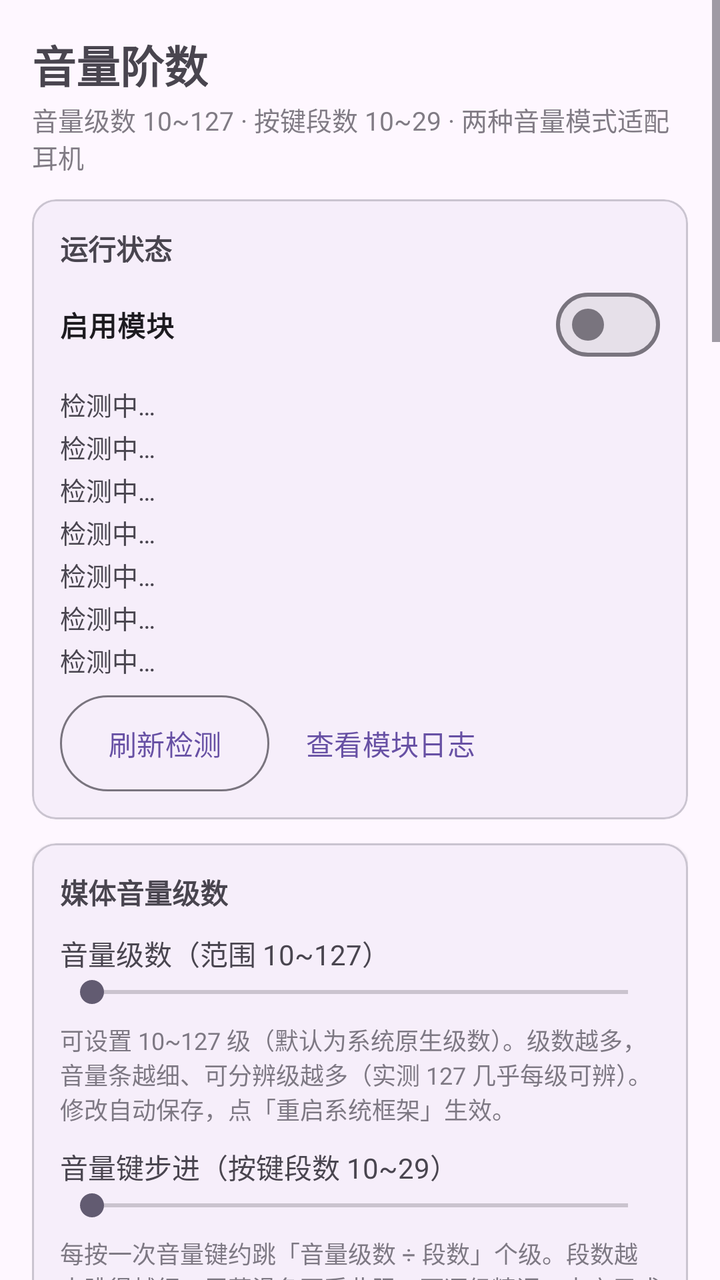
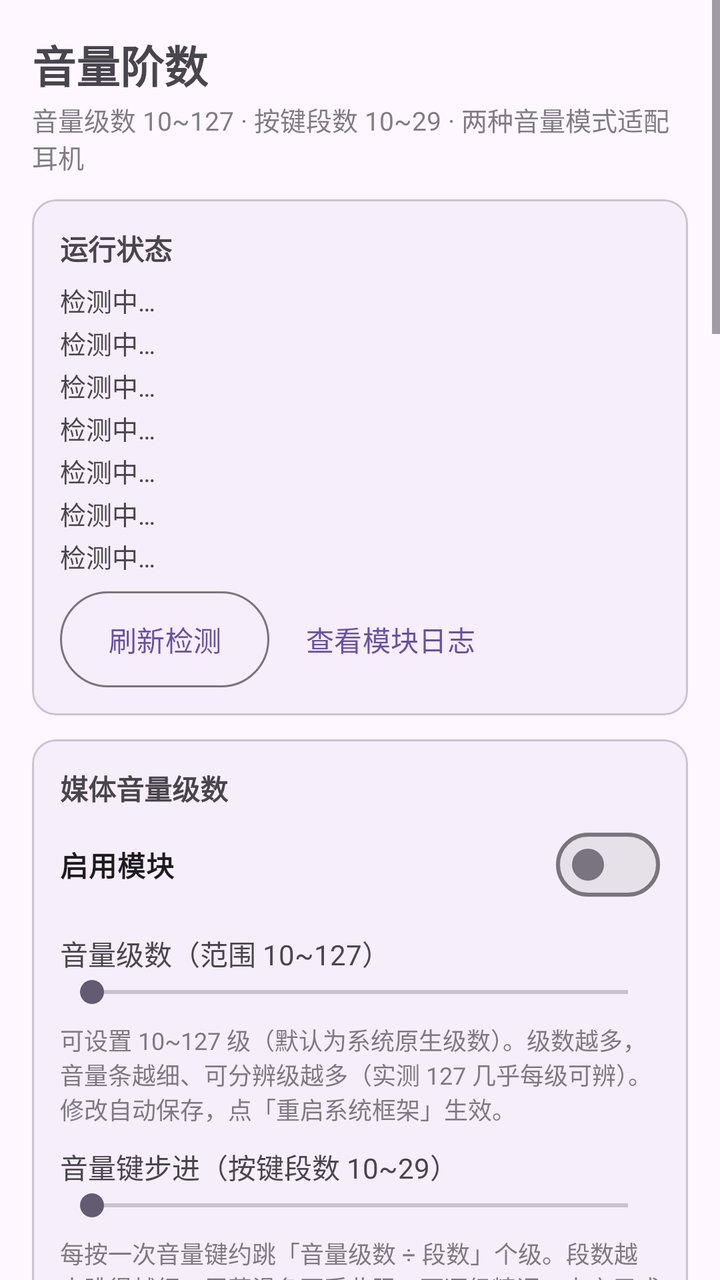

Screens rendered from an Android XML layout before and after an edit, with the pre-edit source and the edit as a unified diff.
<!-- AndroidManifest.xml: application theme Theme.VolumeControl -->
<!-- res/layout/activity_main.xml -->
<?xml version="1.0" encoding="utf-8"?>
<ScrollView xmlns:android="http://schemas.android.com/apk/res/android"
    xmlns:app="http://schemas.android.com/apk/res-auto"
    android:layout_width="match_parent"
    android:layout_height="match_parent"
    android:fitsSystemWindows="true"
    android:fillViewport="true">

    <LinearLayout
        android:layout_width="match_parent"
        android:layout_height="wrap_content"
        android:orientation="vertical"
        android:padding="16dp">

        <TextView
            android:layout_width="wrap_content"
            android:layout_height="wrap_content"
            android:text="@string/app_name"
            android:textSize="22sp"
            android:textStyle="bold" />

        <TextView
            android:layout_width="wrap_content"
            android:layout_height="wrap_content"
            android:layout_marginTop="2dp"
            android:alpha="0.7"
            android:text="@string/app_subtitle"
            android:textSize="13sp" />

        
        <com.google.android.material.card.MaterialCardView
            android:layout_width="match_parent"
            android:layout_height="wrap_content"
            android:layout_marginTop="12dp"
            app:cardCornerRadius="12dp"
            app:cardElevation="1dp">

            <LinearLayout
                android:layout_width="match_parent"
                android:layout_height="wrap_content"
                android:orientation="vertical"
                android:padding="14dp">

                <TextView
                    android:layout_width="wrap_content"
                    android:layout_height="wrap_content"
                    android:text="@string/sec_status"
                    android:textStyle="bold" />

                <com.google.android.material.materialswitch.MaterialSwitch
                    android:id="@+id/switchEnable"
                    android:layout_width="match_parent"
                    android:layout_height="wrap_content"
                    android:layout_marginTop="4dp"
                    android:text="@string/label_enable"
                    android:textStyle="bold" />

                <TextView
                    android:id="@+id/tvStatusRoot"
                    android:layout_width="match_parent"
                    android:layout_height="wrap_content"
                    android:layout_marginTop="6dp"
                    android:text="@string/status_detecting"
                    android:textSize="13sp" />

                <TextView
                    android:id="@+id/tvStatusLsposed"
                    android:layout_width="match_parent"
                    android:layout_height="wrap_content"
                    android:layout_marginTop="2dp"
                    android:text="@string/status_detecting"
                    android:textSize="13sp" />

                <TextView
                    android:id="@+id/tvStatusVolume"
                    android:layout_width="match_parent"
                    android:layout_height="wrap_content"
                    android:layout_marginTop="2dp"
                    android:text="@string/status_detecting"
                    android:textSize="13sp" />

                <TextView
                    android:id="@+id/tvStatusModule"
                    android:layout_width="match_parent"
                    android:layout_height="wrap_content"
                    android:layout_marginTop="2dp"
                    android:text="@string/status_detecting"
                    android:textSize="13sp" />

                <TextView
                    android:id="@+id/tvStatusBt"
                    android:layout_width="match_parent"
                    android:layout_height="wrap_content"
                    android:layout_marginTop="2dp"
                    android:text="@string/status_detecting"
                    android:textSize="13sp" />

                <TextView
                    android:id="@+id/tvStatusConfig"
                    android:layout_width="match_parent"
                    android:layout_height="wrap_content"
                    android:layout_marginTop="2dp"
                    android:text="@string/status_detecting"
                    android:textSize="13sp" />

                <TextView
                    android:id="@+id/tvStatusAv"
                    android:layout_width="match_parent"
                    android:layout_height="wrap_content"
                    android:layout_marginTop="2dp"
                    android:text="@string/status_detecting"
                    android:textSize="13sp" />

                <LinearLayout
                    android:layout_width="match_parent"
                    android:layout_height="wrap_content"
                    android:layout_marginTop="8dp"
                    android:orientation="horizontal">

                    <com.google.android.material.button.MaterialButton
                        android:id="@+id/btnRefresh"
                        style="@style/Widget.Material3.Button.OutlinedButton"
                        android:layout_width="wrap_content"
                        android:layout_height="wrap_content"
                        android:insetTop="0dp"
                        android:insetBottom="0dp"
                        android:text="@string/btn_refresh" />

                    <com.google.android.material.button.MaterialButton
                        android:id="@+id/btnLogs"
                        style="@style/Widget.Material3.Button.TextButton"
                        android:layout_width="wrap_content"
                        android:layout_height="wrap_content"
                        android:layout_marginStart="6dp"
                        android:insetTop="0dp"
                        android:insetBottom="0dp"
                        android:text="@string/btn_logs" />
                </LinearLayout>
            </LinearLayout>
        </com.google.android.material.card.MaterialCardView>

        
        <com.google.android.material.card.MaterialCardView
            android:layout_width="match_parent"
            android:layout_height="wrap_content"
            android:layout_marginTop="12dp"
            app:cardCornerRadius="12dp"
            app:cardElevation="1dp">

            <LinearLayout
                android:layout_width="match_parent"
                android:layout_height="wrap_content"
                android:orientation="vertical"
                android:padding="14dp">

                <TextView
                    android:layout_width="wrap_content"
                    android:layout_height="wrap_content"
                    android:text="@string/sec_media"
                    android:textStyle="bold" />

                <TextView
                    android:id="@+id/tvMediaSteps"
                    android:layout_width="match_parent"
                    android:layout_height="wrap_content"
                    android:layout_marginTop="10dp"
                    android:textSize="14sp"
                    android:text="@string/label_media_steps_default" />

                <SeekBar
                    android:id="@+id/seekMediaSteps"
                    android:layout_width="match_parent"
                    android:layout_height="wrap_content"
                    android:max="117" />

                <TextView
                    android:layout_width="match_parent"
                    android:layout_height="wrap_content"
                    android:layout_marginTop="6dp"
                    android:alpha="0.7"
                    android:text="@string/media_hint"
                    android:textSize="12sp" />

                <TextView
                    android:id="@+id/tvKeySteps"
                    android:layout_width="match_parent"
                    android:layout_height="wrap_content"
                    android:layout_marginTop="10dp"
                    android:textSize="14sp"
                    android:text="@string/label_key_steps_default" />

                <SeekBar
                    android:id="@+id/seekKeySteps"
                    android:layout_width="match_parent"
                    android:layout_height="wrap_content"
                    android:max="19" />

                <TextView
                    android:layout_width="match_parent"
                    android:layout_height="wrap_content"
                    android:layout_marginTop="6dp"
                    android:alpha="0.7"
                    android:text="@string/key_steps_hint"
                    android:textSize="12sp" />
            </LinearLayout>
        </com.google.android.material.card.MaterialCardView>

        
        <com.google.android.material.card.MaterialCardView
            android:layout_width="match_parent"
            android:layout_height="wrap_content"
            android:layout_marginTop="12dp"
            app:cardCornerRadius="12dp"
            app:cardElevation="1dp">

            <LinearLayout
                android:layout_width="match_parent"
                android:layout_height="wrap_content"
                android:orientation="vertical"
                android:padding="14dp">

                <TextView
                    android:layout_width="wrap_content"
                    android:layout_height="wrap_content"
                    android:text="@string/sec_bt_range"
                    android:textStyle="bold" />

                
                <com.google.android.material.chip.ChipGroup
                    android:id="@+id/chipGroupRange"
                    android:layout_width="match_parent"
                    android:layout_height="wrap_content"
                    android:layout_marginTop="10dp"
                    app:selectionRequired="true"
                    app:singleSelection="true">

                    <com.google.android.material.chip.Chip
                        android:id="@+id/chipModeA"
                        style="@style/Widget.Material3.Chip.Filter"
                        android:layout_width="wrap_content"
                        android:layout_height="wrap_content"
                        android:text="@string/tab_mode_a" />

                    <com.google.android.material.chip.Chip
                        android:id="@+id/chipModeB"
                        style="@style/Widget.Material3.Chip.Filter"
                        android:layout_width="wrap_content"
                        android:layout_height="wrap_content"
                        android:text="@string/tab_mode_b" />

                    <com.google.android.material.chip.Chip
                        android:id="@+id/chipWired"
                        style="@style/Widget.Material3.Chip.Filter"
                        android:layout_width="wrap_content"
                        android:layout_height="wrap_content"
                        android:text="@string/target_wired" />
                </com.google.android.material.chip.ChipGroup>

                
                <LinearLayout
                    android:id="@+id/groupRangeEditor"
                    android:layout_width="match_parent"
                    android:layout_height="wrap_content"
                    android:orientation="vertical">

                    <TextView
                        android:id="@+id/tvSummary"
                        android:layout_width="match_parent"
                        android:layout_height="wrap_content"
                        android:layout_marginTop="10dp"
                        android:textSize="13sp" />

                    <TextView
                        android:layout_width="wrap_content"
                        android:layout_height="wrap_content"
                        android:layout_marginTop="10dp"
                        android:text="@string/sec_curve"
                        android:textStyle="bold" />

                    <RadioGroup
                        android:id="@+id/radioCurveType"
                        android:layout_width="match_parent"
                        android:layout_height="wrap_content"
                        android:layout_marginTop="4dp"
                        android:orientation="vertical">

                        <RadioButton
                            android:id="@+id/radioCurveLog"
                            android:layout_width="match_parent"
                            android:layout_height="wrap_content"
                            android:minHeight="36dp"
                            android:text="@string/curve_log" />

                        <RadioButton
                            android:id="@+id/radioCurveLinear"
                            android:layout_width="match_parent"
                            android:layout_height="wrap_content"
                            android:minHeight="36dp"
                            android:text="@string/curve_linear" />

                        <RadioButton
                            android:id="@+id/radioCurveSqrt"
                            android:layout_width="match_parent"
                            android:layout_height="wrap_content"
                            android:minHeight="36dp"
                            android:text="@string/curve_sqrt" />
                    </RadioGroup>

                    <TextView
                        android:layout_width="match_parent"
                        android:layout_height="wrap_content"
                        android:layout_marginTop="2dp"
                        android:alpha="0.7"
                        android:text="@string/curve_hint"
                        android:textSize="12sp" />

                    <TextView
                        android:id="@+id/tvMinAbs"
                        android:layout_width="match_parent"
                        android:layout_height="wrap_content"
                        android:layout_marginTop="6dp"
                        android:textSize="14sp" />

                    <SeekBar
                        android:id="@+id/seekMinAbs"
                        android:layout_width="match_parent"
                        android:layout_height="wrap_content"
                        android:max="127" />

                    <TextView
                        android:id="@+id/tvMaxAbs"
                        android:layout_width="match_parent"
                        android:layout_height="wrap_content"
                        android:textSize="14sp" />

                    <SeekBar
                        android:id="@+id/seekMaxAbs"
                        android:layout_width="match_parent"
                        android:layout_height="wrap_content"
                        android:max="127" />

                    <TextView
                        android:id="@+id/tvRangeHint"
                        android:layout_width="match_parent"
                        android:layout_height="wrap_content"
                        android:alpha="0.7"
                        android:text="@string/range_hint"
                        android:textSize="12sp" />

                    <com.xiefeihong.volumecontrol.CurveChartView
                        android:id="@+id/curveChart"
                        android:layout_width="match_parent"
                        android:layout_height="180dp"
                        android:layout_marginTop="8dp" />

                    <TextView
                        android:id="@+id/tvRangeMapping"
                        android:layout_width="match_parent"
                        android:layout_height="wrap_content"
                        android:layout_marginTop="10dp"
                        android:fontFamily="monospace"
                        android:textSize="11sp" />
                </LinearLayout>
            </LinearLayout>
        </com.google.android.material.card.MaterialCardView>

        
        <com.google.android.material.card.MaterialCardView
            android:layout_width="match_parent"
            android:layout_height="wrap_content"
            android:layout_marginTop="12dp"
            app:cardCornerRadius="12dp"
            app:cardElevation="1dp">

            <LinearLayout
                android:layout_width="match_parent"
                android:layout_height="wrap_content"
                android:orientation="vertical"
                android:padding="14dp">

                <TextView
                    android:layout_width="wrap_content"
                    android:layout_height="wrap_content"
                    android:text="@string/sec_actions"
                    android:textStyle="bold" />

                <TextView
                    android:id="@+id/tvPending"
                    android:layout_width="match_parent"
                    android:layout_height="wrap_content"
                    android:layout_marginTop="6dp"
                    android:textSize="13sp" />

                <com.google.android.material.button.MaterialButton
                    android:id="@+id/btnRestartBt"
                    style="@style/Widget.Material3.Button.OutlinedButton"
                    android:layout_width="match_parent"
                    android:layout_height="wrap_content"
                    android:layout_marginTop="8dp"
                    android:text="@string/btn_restart_bt" />

                <com.google.android.material.button.MaterialButton
                    android:id="@+id/btnApplyRestart"
                    android:layout_width="match_parent"
                    android:layout_height="wrap_content"
                    android:layout_marginTop="6dp"
                    android:text="@string/btn_apply_restart" />

                <com.google.android.material.button.MaterialButton
                    android:id="@+id/btnReset"
                    style="@style/Widget.Material3.Button.OutlinedButton"
                    android:layout_width="match_parent"
                    android:layout_height="wrap_content"
                    android:layout_marginTop="6dp"
                    android:text="@string/btn_reset" />

                <TextView
                    android:layout_width="match_parent"
                    android:layout_height="wrap_content"
                    android:layout_marginTop="10dp"
                    android:alpha="0.7"
                    android:text="@string/ops_hint"
                    android:textSize="12sp" />
            </LinearLayout>
        </com.google.android.material.card.MaterialCardView>

        
        <com.google.android.material.card.MaterialCardView
            android:layout_width="match_parent"
            android:layout_height="wrap_content"
            android:layout_marginTop="12dp"
            android:layout_marginBottom="16dp"
            app:cardCornerRadius="12dp"
            app:cardElevation="1dp">

            <LinearLayout
                android:layout_width="match_parent"
                android:layout_height="wrap_content"
                android:orientation="vertical"
                android:padding="14dp">

                <TextView
                    android:layout_width="wrap_content"
                    android:layout_height="wrap_content"
                    android:text="@string/sec_guide"
                    android:textStyle="bold" />

                <TextView
                    android:layout_width="match_parent"
                    android:layout_height="wrap_content"
                    android:layout_marginTop="6dp"
                    android:lineSpacingExtra="3dp"
                    android:text="@string/guide_text"
                    android:textSize="13sp" />
            </LinearLayout>
        </com.google.android.material.card.MaterialCardView>
    </LinearLayout>
</ScrollView>
<!-- resources referenced by this layout -->
<resources>
  <string name="app_name">音量阶数</string>
  <string name="app_subtitle">音量级数 10~127 · 按键段数 10~29 · 两种音量模式适配耳机</string>
  <string name="btn_apply_restart">重启系统框架（音量级数修改后）</string>
  <string name="btn_logs">查看模块日志</string>
  <string name="btn_refresh">刷新检测</string>
  <string name="btn_reset">恢复系统默认（关闭模块）</string>
  <string name="btn_restart_bt">重启蓝牙 (模式/音量范围调整后)</string>
  <string name="curve_hint" formatted="false">选择档位到音量范围的映射分布；三者第 1 档=最小音量、最高档=最大音量。模式A/B 与耳机模式的曲线各自独立保存。</string>
  <string name="curve_linear">线性区间（每档等量）</string>
  <string name="curve_log">对数区间（等比倍增，默认）</string>
  <string name="curve_sqrt">平方根区间（低音量增强）</string>
  <string name="guide_text" formatted="false">1. 在 LSPosed 中启用本模块，然后重启系统框架（本页按钮即可）。\n
  2. 媒体音量级数：可设置 10~127 级（HyperOS 原生默认 15），级数即音量条的可分辨精度，只影响媒体流（音乐/视频）；修改级数后点「重启系统框架」，期间黑屏属正常现象。音量键步进（10~29 段）控制每按一次音量键跳过的级数（约＝级数÷段数），只影响按键、不影响屏幕拖动。\n
  3. 模式A（默认，保持绝对音量）：蓝牙耳机保持绝对音量控制，手机系统音量线性不变。档位经可选曲线（线性/对数/平方根）映射为 AVRCP 音量（0~127）：第 1 档=最小音量、最高档=最大音量；最小音量设为 0 时，第 1 档自动取最大音量约 15% 作为可闻下限（自适应耳机量程）。\n
  4. 模式B（低音量问题首选）：停用蓝牙绝对音量，由手机端软件衰减音频信号，耳机固定自身硬件音量；音量范围仅对蓝牙生效。\n
  5. 音量范围：蓝牙模式A/B 各自独立保存；插入有线耳机或使用外放时自动走「耳机模式」的独立范围（最小/最大/曲线），与蓝牙模式无关。\n
  6. 生效方式：修改自动保存。切换模式或调整音量范围后需点「重启蓝牙」生效；仅音量级数修改后需点「重启系统框架」（音量键步进即时生效）。\n
  7. 恢复默认：点「恢复系统默认」并重启生效；或在 LSPosed 中停用模块后重启手机。\n
  8. 排查：状态区查看「系统配置键」与媒体档位是否生效；点「查看模块日志」查看模块自写日志。</string>
  <string name="key_steps_hint">每按一次音量键约跳「音量级数 ÷ 段数」个级。段数越大跳得越细；屏幕滑条不受此限，可逐级精调。未启用或恢复默认时，步进段数默认等于手机默认音量级数。</string>
  <string name="label_enable">启用模块</string>
  <string name="label_key_steps_default">音量键步进（按键段数 10~29）</string>
  <string name="label_media_steps_default">音量级数（范围 10~127）</string>
  <string name="media_hint">可设置 10~127 级（默认为系统原生级数）。级数越多，音量条越细、可分辨级越多（实测 127 几乎每级可辨）。修改自动保存，点「重启系统框架」生效。</string>
  <string name="ops_hint">修改后自动保存。切换模式或调整音量范围后需点「重启蓝牙」；仅音量级数修改后需点「重启系统框架」（音量键步进即时生效）。</string>
  <string name="range_hint" formatted="false">蓝牙与有线耳机在本卡片顶部的选项卡间切换，各自保存独立的范围/曲线。蓝牙下模式A/B 又分别保存：模式A 为 AVRCP 映射，模式B 为手机端软件曲线衰减（均仅蓝牙）。插入有线耳机或使用外放时自动走「有线耳机」范围。</string>
  <string name="sec_actions">操作</string>
  <string name="sec_bt_range">音量范围</string>
  <string name="sec_curve">映射曲线</string>
  <string name="sec_guide">使用说明</string>
  <string name="sec_media">媒体音量级数</string>
  <string name="sec_status">运行状态</string>
  <string name="status_detecting">检测中…</string>
  <string name="tab_mode_a">蓝牙A</string>
  <string name="tab_mode_b">蓝牙B</string>
  <string name="target_wired">有线耳机</string>
  <style name="Theme.VolumeControl" parent="Theme.Material3.DayNight.NoActionBar" />
</resources>

<!-- the commit's change to res/layout/activity_main.xml (unified diff, before → after) -->
@@ -47,14 +47,6 @@
                     android:text="@string/sec_status"
                     android:textStyle="bold" />
 
-                <com.google.android.material.materialswitch.MaterialSwitch
-                    android:id="@+id/switchEnable"
-                    android:layout_width="match_parent"
-                    android:layout_height="wrap_content"
-                    android:layout_marginTop="4dp"
-                    android:text="@string/label_enable"
-                    android:textStyle="bold" />
-
                 <TextView
                     android:id="@+id/tvStatusRoot"
                     android:layout_width="match_parent"
@@ -159,6 +151,14 @@
                     android:text="@string/sec_media"
                     android:textStyle="bold" />
 
+                <com.google.android.material.materialswitch.MaterialSwitch
+                    android:id="@+id/switchEnable"
+                    android:layout_width="match_parent"
+                    android:layout_height="wrap_content"
+                    android:layout_marginTop="4dp"
+                    android:text="@string/label_enable"
+                    android:textStyle="bold" />
+
                 <TextView
                     android:id="@+id/tvMediaSteps"
                     android:layout_width="match_parent"
@@ -254,6 +254,13 @@
                         android:layout_width="wrap_content"
                         android:layout_height="wrap_content"
                         android:text="@string/target_wired" />
+
+                    <com.google.android.material.chip.Chip
+                        android:id="@+id/chipDefault"
+                        style="@style/Widget.Material3.Chip.Filter"
+                        android:layout_width="wrap_content"
+                        android:layout_height="wrap_content"
+                        android:text="@string/tab_default" />
                 </com.google.android.material.chip.ChipGroup>
 
                 
@@ -269,6 +276,13 @@
                         android:layout_height="wrap_content"
                         android:layout_marginTop="10dp"
                         android:textSize="13sp" />
+
+                    
+                    <LinearLayout
+                        android:id="@+id/groupRangeControls"
+                        android:layout_width="match_parent"
+                        android:layout_height="wrap_content"
+                        android:orientation="vertical">
 
                     <TextView
                         android:layout_width="wrap_content"
@@ -360,6 +374,7 @@
                         android:layout_marginTop="10dp"
                         android:fontFamily="monospace"
                         android:textSize="11sp" />
+                    </LinearLayout>
                 </LinearLayout>
             </LinearLayout>
         </com.google.android.material.card.MaterialCardView>
<!-- resource entries referenced after the edit -->
@@ -33,6 +33,7 @@
   <string name="sec_media">媒体音量级数</string>
   <string name="sec_status">运行状态</string>
   <string name="status_detecting">检测中…</string>
+  <string name="tab_default">默认</string>
   <string name="tab_mode_a">蓝牙A</string>
   <string name="tab_mode_b">蓝牙B</string>
   <string name="target_wired">有线耳机</string>
